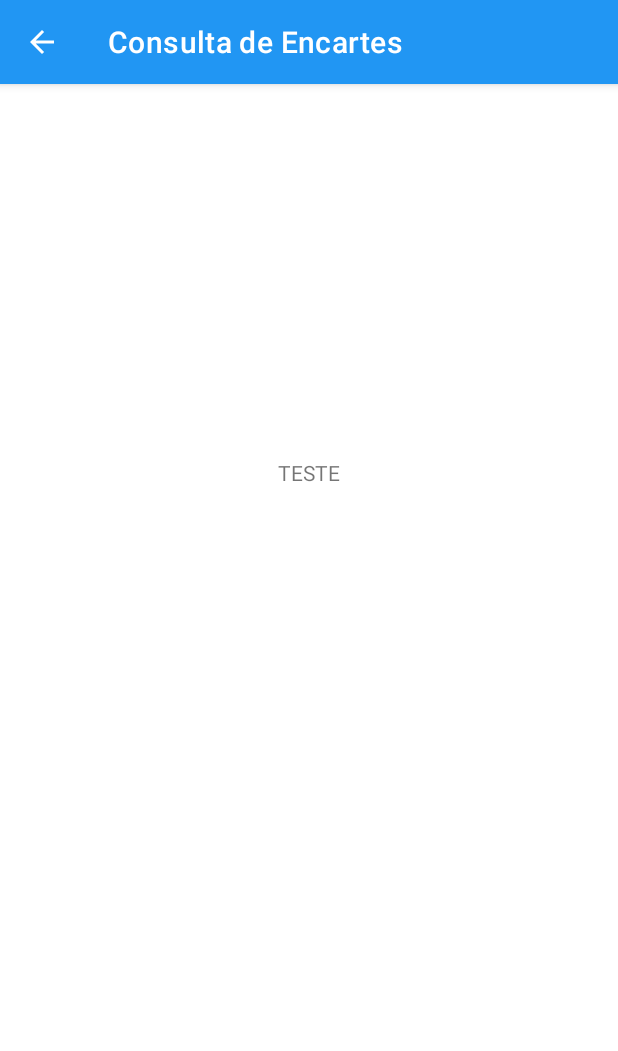
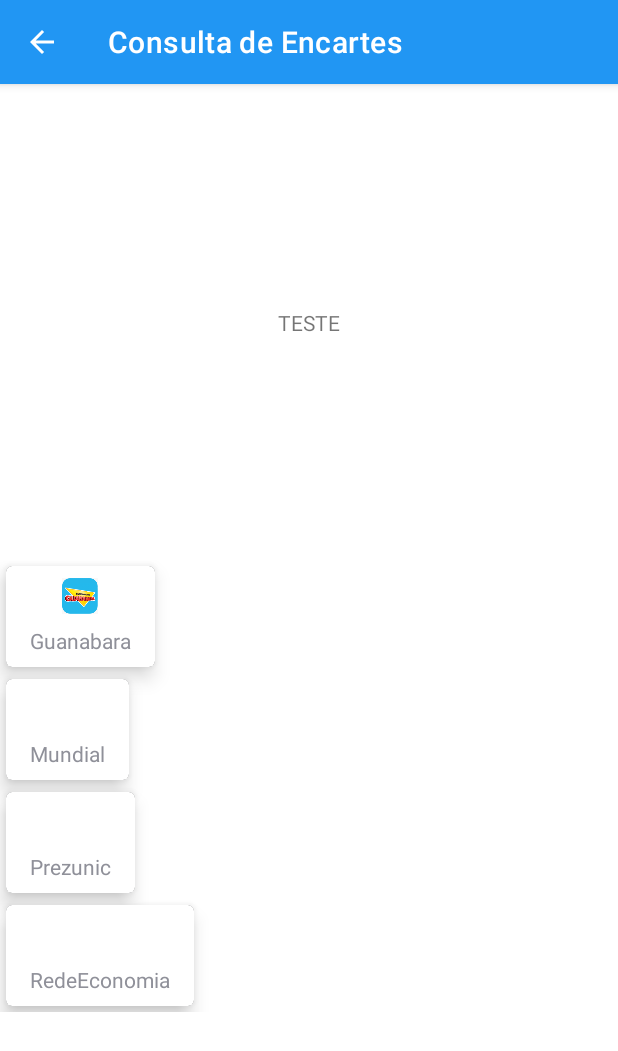
Before and after one commit to fsampson30/ShopList, an Android app: the MarketsActivity screen opened directly, with no data from a screen before it, on a phone screen of 412 x 824 dp. Shown: the top 1051 px of the screen. Run offline under Robolectric (Android 15) with nearby library versions, the light colour scheme and no system bars.

Commit message:
Bug fix on the Recycler View.

```diff
--- a/app/src/main/java/com/sampson/shoplist/adapter/MarketAdapter.kt
+++ b/app/src/main/java/com/sampson/shoplist/adapter/MarketAdapter.kt
@@ -5,6 +5,7 @@
 import android.view.LayoutInflater
 import android.view.View
 import android.view.ViewGroup
+import android.widget.ImageView
 import android.widget.TextView
 import androidx.recyclerview.widget.RecyclerView
 import com.sampson.shoplist.R
@@ -21,6 +22,7 @@
 
     class MarketViewHolder(itemView: View) : RecyclerView.ViewHolder(itemView) {
         val txtNameMarket: TextView = itemView.findViewById(R.id.txtMarketCardName)
+        val imgMarket: ImageView = itemView.findViewById(R.id.imgMarketCardPicture)
     }
 
     override fun onCreateViewHolder(parent: ViewGroup, viewType: Int): MarketViewHolder {
@@ -30,6 +32,7 @@
 
     override fun onBindViewHolder(holder: MarketViewHolder, position: Int) {
         holder.txtNameMarket.text = marketList[position].name
+        holder.imgMarket.setImageResource(marketList[position].picture)
         //holder.itemView.setOnClickListener { clickListener.onMarketCLick(marketList[position])}
     }
 
--- a/app/src/main/java/com/sampson/shoplist/model/PopulateModel.kt
+++ b/app/src/main/java/com/sampson/shoplist/model/PopulateModel.kt
@@ -1,4 +1,6 @@
 package com.sampson.shoplist.model
+
+import com.sampson.shoplist.R
 
 object PopulateModel {
 
@@ -39,7 +41,10 @@
 
     fun populateMarket() : ArrayList<Market> {
         val markets = arrayListOf<Market>()
-        markets.add(Market("Guanabara","https://www.supermercadosguanabara.com.br/encarte", 0))
+        markets.add(Market("Guanabara","https://www.supermercadosguanabara.com.br/encarte", R.drawable.guanabara))
+        markets.add(Market("Mundial","https://www.supermercadosguanabara.com.br/encarte", 0))
+        markets.add(Market("Prezunic","https://www.supermercadosguanabara.com.br/encarte", 0))
+        markets.add(Market("RedeEconomia","https://www.supermercadosguanabara.com.br/encarte", 0))
         return markets
     }
 }
--- a/app/src/main/res/layout/activity_markets.xml
+++ b/app/src/main/res/layout/activity_markets.xml
@@ -20,6 +20,7 @@
         android:layout_width="match_parent"
         android:layout_height="wrap_content"
         android:id="@+id/rvMarkets"
+        app:layoutManager="androidx.recyclerview.widget.LinearLayoutManager"
         app:layout_constraintBottom_toBottomOf="parent"
         app:layout_constraintEnd_toEndOf="parent"
         app:layout_constraintStart_toStartOf="parent"
```
Also changed, not shown: app/src/main/res/drawable-xxhdpi/guanabara.png (added).
